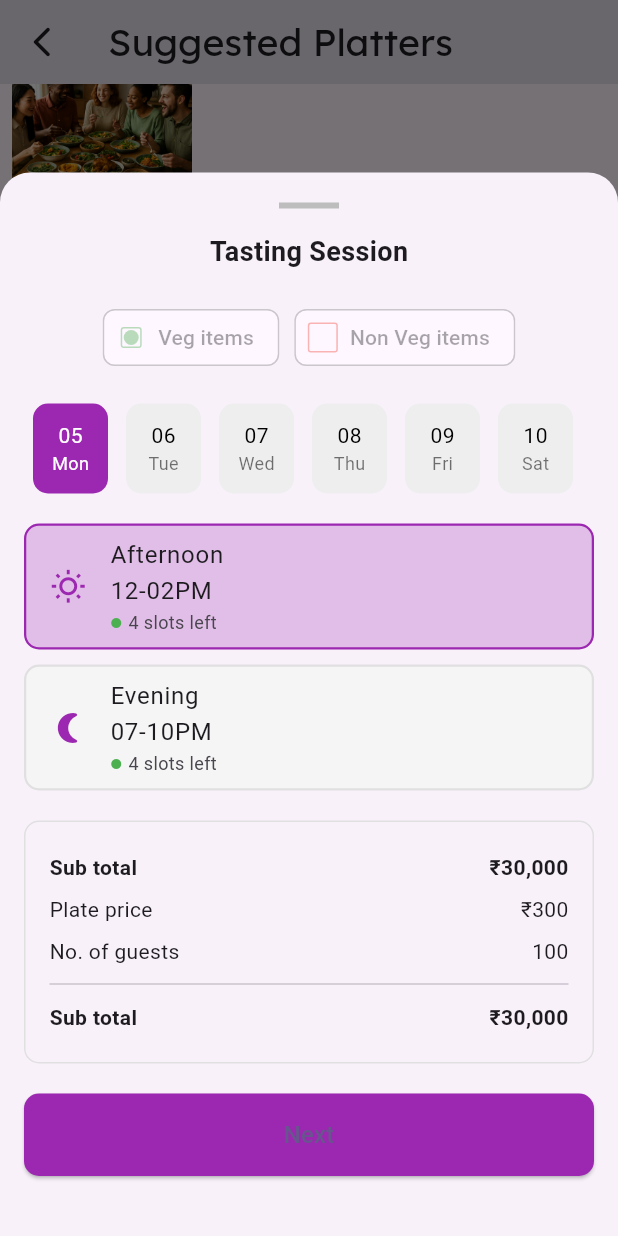
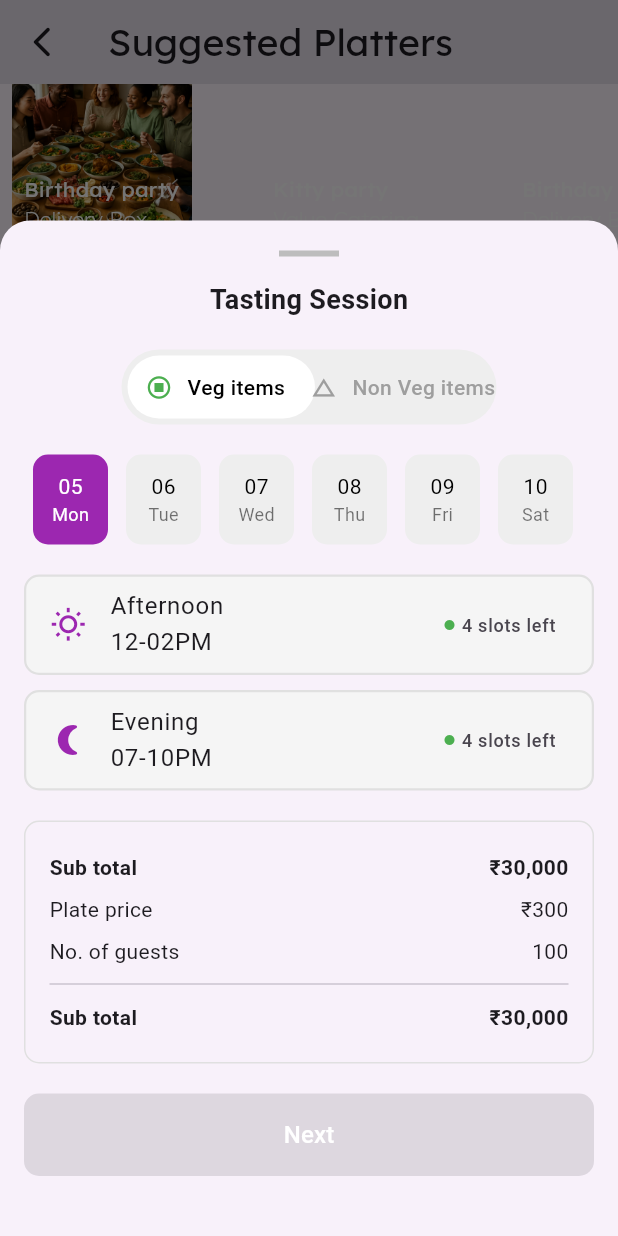
Before and after one commit to JainamO7/task_interview, a Flutter app: the Finalpageview screen opened directly, scrolled down 576 dp, after a tap on "Proceed", on a phone screen of 412 x 824 dp. Run offline on Flutter 3.47's test engine with Material 3 defaults, Android fonts, the phone set to English and light mode, and no system bars; our stand-ins replace flutter_svg, get, google_fonts.

Commit message:
Add new icon for sharing functionality and implement Veg/Non-Veg toggle in FinalPageView

```diff
--- a/lib/utils/AppImage.dart
+++ b/lib/utils/AppImage.dart
@@ -14,5 +14,6 @@ class Appimage {
   static const kittyImage = "assets/kitty.jpg";
   static const birthdayImage2 = "assets/birthday2.jpg";
   static const expertImage = "assets/exImage.png";
-   static const sharedImage = "assets/shareImage.png.";
+  static const sharedImage = "assets/shareImage.png";
+  static const vagIcon = "assets/Icon comp.png";
 }
--- a/lib/view/finalPageVIew.dart
+++ b/lib/view/finalPageVIew.dart
@@ -6,7 +6,6 @@ import 'package:task_interview/utils/AppImage.dart';
 
 class Finalpageview extends StatelessWidget {
   Finalpageview({super.key});
-
   List<Map<String, String>> details = [
     {
       'title': "Birthday party",
@@ -685,6 +684,9 @@ class Finalpageview extends StatelessWidget {
 }
 
 void showTastingSessionBottomSheet(BuildContext context) {
+  RxBool isVegSelected = true.obs;
+  RxString selectedTimeSlot = ''.obs; // 'noon' or 'evening'
+
   showModalBottomSheet(
     context: context,
     isScrollControlled: true,
@@ -704,43 +706,112 @@ void showTastingSessionBottomSheet(BuildContext context) {
               style: TextStyle(fontSize: 18, fontWeight: FontWeight.bold),
             ),
             const SizedBox(height: 20),
-            // Toggle Buttons
+
+            // Veg/Non-Veg Toggle
             Row(
               mainAxisAlignment: MainAxisAlignment.center,
               children: [
-                ChoiceChip(
-                  label: Text("Veg items"),
-                  selected: false,
-                  avatar: Container(
+                Obx(() {
+                  return Container(
+                    width: 250,
+                    height: 50,
                     decoration: BoxDecoration(
-                      borderRadius: BorderRadius.circular(2),
-                      border: Border.all(color: Colors.green),
+                      color: Colors.grey.shade200,
+                      borderRadius: BorderRadius.circular(30),
                     ),
-                    padding: EdgeInsets.all(1),
-                    child: CircleAvatar(
-                      backgroundColor: Colors.green,
-                      radius: 5,
+                    child: Stack(
+                      children: [
+                        AnimatedAlign(
+                          duration: Duration(milliseconds: 250),
+                          curve: Curves.easeInOut,
+                          alignment:
+                              isVegSelected.value
+                                  ? Alignment.centerLeft
+                                  : Alignment.centerRight,
+                          child: Container(
+                            width: 125,
+                            margin: const EdgeInsets.all(4),
+                            decoration: BoxDecoration(
+                              color: Colors.white,
+                              borderRadius: BorderRadius.circular(30),
                             ),
                           ),
-                  backgroundColor: Colors.grey[200],
-                  selectedColor: Colors.green[100],
+                        ),
+                        Row(
+                          children: [
+                            Expanded(
+                              child: GestureDetector(
+                                onTap: () => isVegSelected.value = true,
+                                child: Center(
+                                  child: Row(
+                                    mainAxisAlignment: MainAxisAlignment.center,
+                                    children: [
+                                      Icon(
+                                        Icons.stop_circle_outlined,
+                                        color:
+                                            isVegSelected.value
+                                                ? Colors.green
+                                                : Colors.grey,
+                                        size: 18,
                                       ),
                                       const SizedBox(width: 10),
-                ChoiceChip(
-                  label: Text("Non Veg items"),
-                  selected: false,
-                  avatar: Container(
-                    decoration: BoxDecoration(
-                      borderRadius: BorderRadius.circular(2),
-                      border: Border.all(color: Colors.red),
+                                      Text(
+                                        "Veg items",
+                                        style: TextStyle(
+                                          color:
+                                              isVegSelected.value
+                                                  ? Colors.black
+                                                  : Colors.grey,
+                                          fontWeight: FontWeight.w500,
                                         ),
-                  ),
-                  backgroundColor: Colors.grey[200],
-                  selectedColor: Colors.red[100],
                                       ),
                                     ],
                                   ),
+                                ),
+                              ),
+                            ),
+                            Expanded(
+                              child: GestureDetector(
+                                onTap: () => isVegSelected.value = false,
+                                child: Center(
+                                  child: Row(
+                                    mainAxisAlignment: MainAxisAlignment.center,
+                                    children: [
+                                      Icon(
+                                        Icons.change_history,
+                                        color:
+                                            !isVegSelected.value
+                                                ? Colors.red
+                                                : Colors.grey,
+                                        size: 18,
+                                      ),
+                                      const SizedBox(width: 10),
+                                      Text(
+                                        "Non Veg items",
+                                        style: TextStyle(
+                                          color:
+                                              !isVegSelected.value
+                                                  ? Colors.black
+                                                  : Colors.grey,
+                                          fontWeight: FontWeight.w500,
+                                        ),
+                                      ),
+                                    ],
+                                  ),
+                                ),
+                              ),
+                            ),
+                          ],
+                        ),
+                      ],
+                    ),
+                  );
+                }),
+              ],
+            ),
+
             const SizedBox(height: 20),
+
             // Date Selector
             SizedBox(
               height: 60,
@@ -779,28 +850,40 @@ void showTastingSessionBottomSheet(BuildContext context) {
                 },
               ),
             ),
+
             const SizedBox(height: 20),
-            // Time Slots
-            Column(
+
+            // Time Slot Selector
+            Obx(
+              () => Column(
                 children: [
-                _timeSlotTile(
+                  GestureDetector(
+                    onTap: () => selectedTimeSlot.value = 'noon',
+                    child: _timeSlotTile(
                       icon: Icons.wb_sunny_outlined,
                       timeRange: "Afternoon",
                       time: "12-02PM",
                       slotInfo: "4 slots left",
-                  isSelected: true,
+                      isSelected: selectedTimeSlot.value == 'noon',
+                    ),
                   ),
                   const SizedBox(height: 10),
-                _timeSlotTile(
+                  GestureDetector(
+                    onTap: () => selectedTimeSlot.value = 'evening',
+                    child: _timeSlotTile(
                       icon: Icons.nightlight_round,
                       timeRange: "Evening",
                       time: "07-10PM",
                       slotInfo: "4 slots left",
-                  isSelected: false,
+                      isSelected: selectedTimeSlot.value == 'evening',
+                    ),
                   ),
                 ],
               ),
+            ),
+
             const SizedBox(height: 20),
+
             // Price Summary
             Container(
               padding: const EdgeInsets.all(16),
@@ -818,27 +901,38 @@ void showTastingSessionBottomSheet(BuildContext context) {
                 ],
               ),
             ),
+
             const SizedBox(height: 20),
+
             // Next Button
-            SizedBox(
+            Obx(() {
+              bool isNextEnabled = selectedTimeSlot.value.isNotEmpty;
+              return SizedBox(
                 width: double.infinity,
                 child: ElevatedButton(
                   style: ElevatedButton.styleFrom(
-                  backgroundColor: Colors.purple,
+                    backgroundColor:
+                        isNextEnabled ? Colors.purple : Colors.grey,
                     shape: RoundedRectangleBorder(
                       borderRadius: BorderRadius.circular(10),
                     ),
                     padding: const EdgeInsets.symmetric(vertical: 16),
                   ),
-                onPressed: () {
-                  // Remove recursive call and add desired action
-                  print("Next button pressed"); // Placeholder action
-                  // Optionally navigate to another screen or close the sheet
-                  // Navigator.pop(context); // Uncomment to close the sheet
-                },
-                child: const Text("Next", style: TextStyle(fontSize: 16)),
+                  onPressed:
+                      isNextEnabled
+                          ? () {
+                            print("Next button pressed");
+                            print("Selected slot: ${selectedTimeSlot.value}");
+                          }
+                          : null,
+                  child: const Text(
+                    "Next",
+                    style: TextStyle(fontSize: 16, color: Colors.white),
                   ),
                 ),
+              );
+            }),
+
             const SizedBox(height: 20),
           ],
         ),
@@ -866,7 +960,8 @@ Widget _timeSlotTile({
     child: ListTile(
       leading: Icon(icon, color: Colors.purple),
       title: Text("$timeRange\n$time"),
-      subtitle: Row(
+      trailing: Row(
+        mainAxisSize: MainAxisSize.min,
         children: [
           Icon(Icons.circle, size: 8, color: Colors.green),
           const SizedBox(width: 4),
```
Also changed, not shown: assets/Icon comp.png (added). Lines whose indentation alone changed are shown as unchanged.
